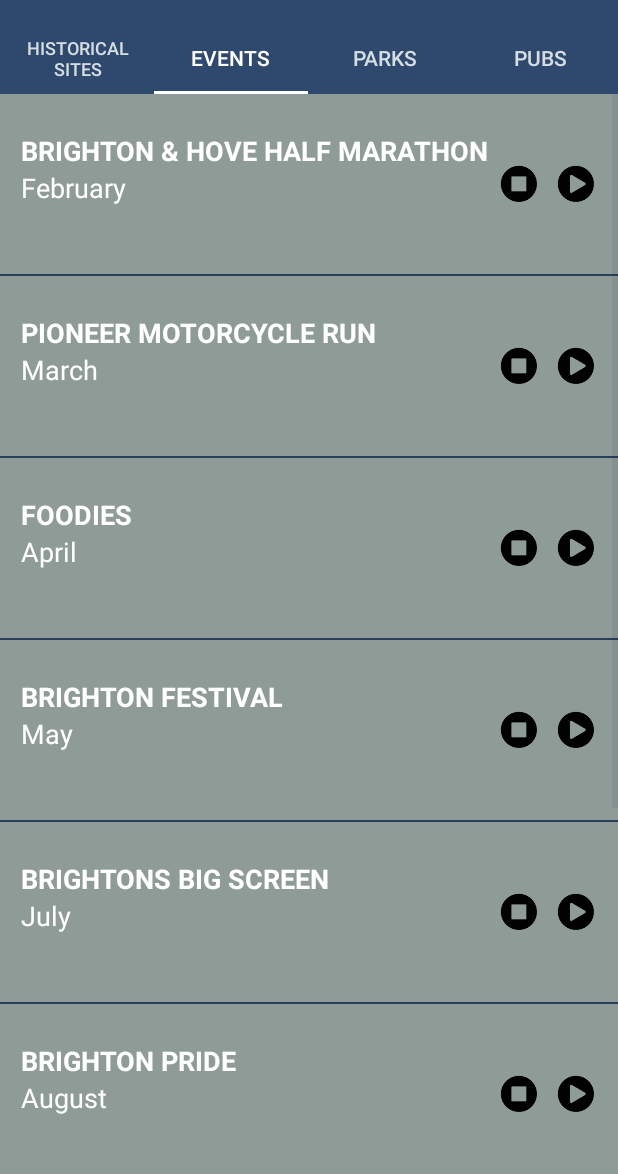
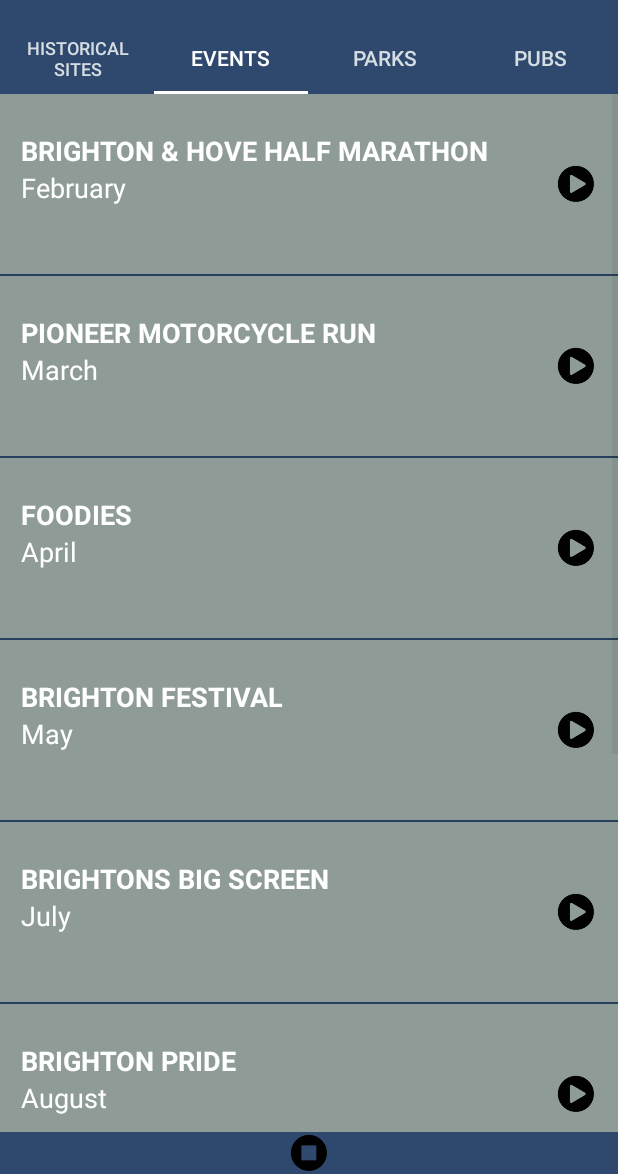
Before and after one commit to jsisanova/TourGuideApp, an Android app: the screen it shows after launch (MainActivity), tab 2 chosen, on a phone screen of 412 x 824 dp, the part 62-1236 px from its top. Run offline under Robolectric (Android 15) with nearby library versions, the phone set to English and light mode, and no system bars.

Commit message:
Show play icon just in EventsFragment

```diff
--- a/app/src/main/java/com/example/android/tourguideapp/AttractionAdapter.java
+++ b/app/src/main/java/com/example/android/tourguideapp/AttractionAdapter.java
@@ -2,12 +2,10 @@ package com.example.android.tourguideapp;
 
 import android.content.Context;
 import android.support.v4.content.ContextCompat;
-import android.support.v7.widget.RecyclerView;
 import android.view.LayoutInflater;
 import android.view.View;
 import android.view.ViewGroup;
 import android.widget.ArrayAdapter;
-import android.widget.Button;
 import android.widget.ImageView;
 import android.widget.TextView;
 
@@ -20,26 +18,15 @@ import java.util.ArrayList;
 // and then the list item view is returned to ListView.
 public class AttractionAdapter extends ArrayAdapter<Attraction> {
 
-//    class MyViewHolder extends RecyclerView.ViewHolder {
-//        public MyViewHolder(View itemView) {
-//            super(itemView);
-//            ImageView playArrow = (ImageView) itemView.findViewById(R.id.play_arrow);
-//        }
-//    }
-//
-//    @Override
-//    public void onBindViewHolder(final MyViewHolder holder, int position) {
-//        holder.playArrow.setVisibility(View.GONE);
-//    }
-
     /** Resource ID for the background color for this list of attractions */
     private int mColorResourceId;
+    private boolean showPlayButton;
 
     /** @param context  The current context. Used to inflate the layout file.
      @param attractions    A List of Attraction objects to display in a list
      @param colorResourceId is the resource ID for the background color for this list of attractions
      */
-    public AttractionAdapter(Context context, ArrayList<Attraction> attractions, int colorResourceId) {
+    public AttractionAdapter(Context context, ArrayList<Attraction> attractions, int colorResourceId, boolean showPlayButton) {
         // Here, we initialize the ArrayAdapter's internal storage for the context and the list.
         // the second argument is used when the ArrayAdapter is populating a single TextView.
         // Because this is a custom adapter for two TextViews and an ImageView, the adapter is not
@@ -47,6 +34,8 @@ public class AttractionAdapter extends ArrayAdapter<Attraction> {
         // we are calling ArrayAdaptor's (superclass') constructor here
         super(context, 0, attractions);
         mColorResourceId = colorResourceId;
+
+        this.showPlayButton = showPlayButton;
     }
 
     /**
@@ -102,6 +91,10 @@ public class AttractionAdapter extends ArrayAdapter<Attraction> {
         // Set the background color of the text container View
         textContainer.setBackgroundColor(color);
 
+        if(!showPlayButton){
+            listItemView.findViewById(R.id.play_arrow).setVisibility(View.GONE);
+        }
+
         // Return the whole list item layout (containing 2 TextViews) from the word object
         // so that it can be shown in the ListView on screen
         return listItemView;
--- a/app/src/main/java/com/example/android/tourguideapp/EventsFragment.java
+++ b/app/src/main/java/com/example/android/tourguideapp/EventsFragment.java
@@ -21,6 +21,8 @@ public class EventsFragment extends Fragment {
 
     /** Handles audio focus when playing a sound file */
     private AudioManager mAudioManager;
+
+    private int lastSelectedPosition = -1;
 
     /**
      * This listener gets triggered whenever the audio focus changes
@@ -107,9 +109,6 @@ public class EventsFragment extends Fragment {
         // get the Activity object instance first.
         mAudioManager = (AudioManager) getActivity().getSystemService(Context.AUDIO_SERVICE);
 
-//        ImageView stopArrow = (ImageView) rootView.findViewById(R.id.stop_arrow);
-
-
         // Create a list of attractions
         final ArrayList<Attraction> attractions = new ArrayList<Attraction>();
         attractions.add(new Attraction("Brighton & Hove Half Marathon", "February", R.raw.run));
@@ -126,7 +125,7 @@ public class EventsFragment extends Fragment {
         // adapter knows how to create list items for each item in the list.
         // “this” refers to this class (which is the NumbersFragment), and a Fragment is not a valid Context - hence
         // we have to pass in a reference to the Activity that encloses this Fragment as the context = getActivity().
-        AttractionAdapter adapter = new AttractionAdapter(getActivity(), attractions, R.color.category_attractions);
+        AttractionAdapter adapter = new AttractionAdapter(getActivity(), attractions, R.color.category_attractions, true);
 
         // Find the {@link ListView} object in the view hierarchy of the {@link Activity}.
         // There should be a {@link ListView} with the view ID called list, which is declared in the
@@ -170,15 +169,6 @@ public class EventsFragment extends Fragment {
                 }
             }
         });
-
-        // Pause
-//        stopArrow.setOnClickListener(new View.OnClickListener() {
-//            @Override
-//            public void onClick(View v) {
-//                mMediaPlayer.pause();
-//            }
-//        });
-
         return rootView;
     }
 }
--- a/app/src/main/java/com/example/android/tourguideapp/HistoricalSitesFragment.java
+++ b/app/src/main/java/com/example/android/tourguideapp/HistoricalSitesFragment.java
@@ -35,7 +35,7 @@ public class HistoricalSitesFragment extends Fragment {
 
         // Create a {@link AttractionAdapter}, whose data source is a list of {@link Attraction}s. The
         // adapter knows how to create list items for each item in the list.
-        AttractionAdapter adapter =  new AttractionAdapter(getActivity(), attractions, R.color.category_events);
+        AttractionAdapter adapter =  new AttractionAdapter(getActivity(), attractions, R.color.category_events, false);
 
         // Find the {@link ListView} object in the view hierarchy of the {@link Activity}.
         // There should be a {@link ListView} with the view ID called list, which is declared in the
--- a/app/src/main/java/com/example/android/tourguideapp/ParksFragment.java
+++ b/app/src/main/java/com/example/android/tourguideapp/ParksFragment.java
@@ -33,7 +33,7 @@ public class ParksFragment extends Fragment {
 
         // Create an {@link AttractionAdapter}, whose data source is a list of {@link Attraction}s. The
         // adapter knows how to create list items for each item in the list.
-        AttractionAdapter adapter = new AttractionAdapter(getActivity(), attractions, R.color.category_parks);
+        AttractionAdapter adapter = new AttractionAdapter(getActivity(), attractions, R.color.category_parks, false);
 
         // Find the {@link ListView} object in the view hierarchy of the {@link Activity}.
         // There should be a {@link ListView} with the view ID called list, which is declared in the
--- a/app/src/main/java/com/example/android/tourguideapp/PubsFragment.java
+++ b/app/src/main/java/com/example/android/tourguideapp/PubsFragment.java
@@ -35,7 +35,7 @@ public class PubsFragment extends Fragment {
 
         // Create an {@link AttractionAdapter}, whose data source is a list of {@link Attraction}s. The
         // adapter knows how to create list items for each item in the list.
-        AttractionAdapter adapter =  new AttractionAdapter(getActivity(), attractions, R.color.category_pubs);
+        AttractionAdapter adapter =  new AttractionAdapter(getActivity(), attractions, R.color.category_pubs, false);
 
         // Find the {@link ListView} object in the view hierarchy of the {@link Activity}.
         // There should be a {@link ListView} with the view ID called list, which is declared in the
--- a/app/src/main/res/layout/activity_main.xml
+++ b/app/src/main/res/layout/activity_main.xml
@@ -21,4 +21,11 @@
         android:layout_width="match_parent"
         android:layout_height="0dp"
         android:layout_weight="1"/>
+
+    <ImageView
+        android:id="@+id/stop"
+        android:layout_width="28dp"
+        android:layout_height="28dp"
+        android:layout_gravity="center_horizontal"
+        android:src="@drawable/stop" />
 </LinearLayout>
--- a/app/src/main/res/layout/list_item.xml
+++ b/app/src/main/res/layout/list_item.xml
@@ -55,15 +55,6 @@
             tools:text="second Text" />
 
         <ImageView
-            android:id="@+id/stop_arrow"
-            android:layout_width="28dp"
-            android:layout_height="28dp"
-            android:layout_toLeftOf="@id/play_arrow"
-            android:layout_centerVertical="true"
-            android:layout_marginRight="10dp"
-            android:src="@drawable/stop" />
-
-        <ImageView
             android:id="@+id/play_arrow"
             android:layout_width="28dp"
             android:layout_height="28dp"
```
